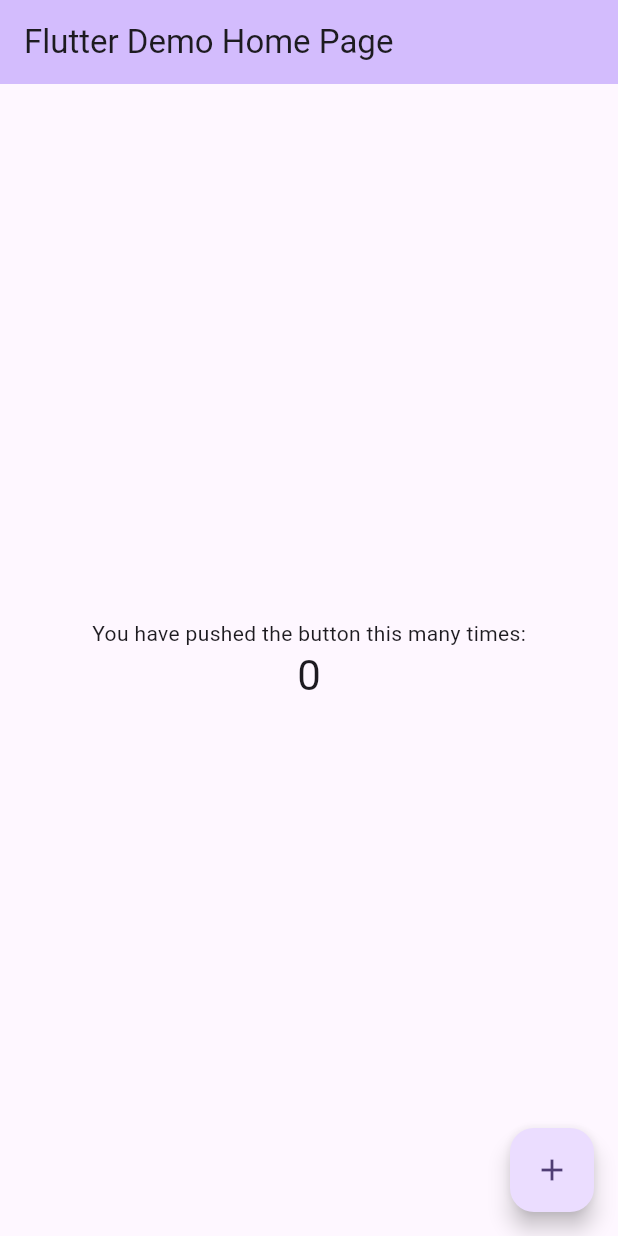
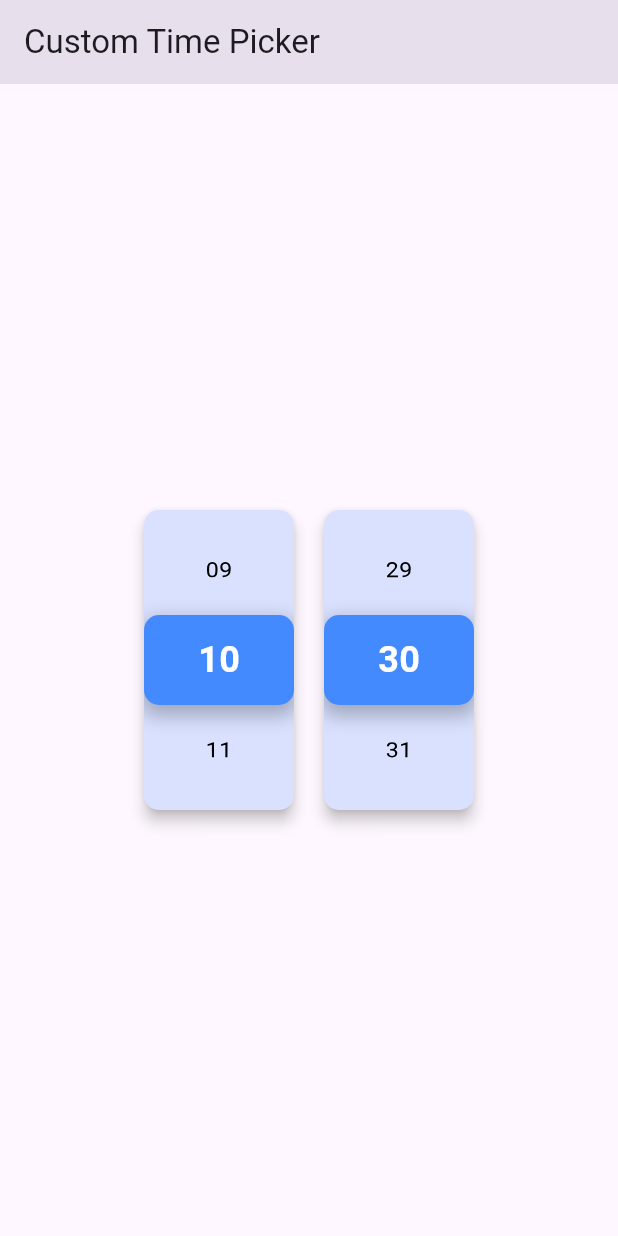
Before and after one commit to malerco/Custom-Time-Picker, a Flutter app: the screen it shows after launch, on a phone screen of 412 x 824 dp. Run offline on Flutter 3.47's test engine with Material 3 defaults, Android fonts, the phone set to English and light mode, and no system bars.

Commit message:
Added TimePickerWidget

```diff
--- a/lib/main.dart
+++ b/lib/main.dart
@@ -1,3 +1,4 @@
+import 'package:custom_time_picker/time_picker.dart';
 import 'package:flutter/material.dart';
 
 void main() {
@@ -11,115 +12,13 @@ class MyApp extends StatelessWidget {
   @override
   Widget build(BuildContext context) {
     return MaterialApp(
+      debugShowCheckedModeBanner: false,
       title: 'Flutter Demo',
       theme: ThemeData(
-        // This is the theme of your application.
-        //
-        // TRY THIS: Try running your application with "flutter run". You'll see
-        // the application has a purple toolbar. Then, without quitting the app,
-        // try changing the seedColor in the colorScheme below to Colors.green
-        // and then invoke "hot reload" (save your changes or press the "hot
-        // reload" button in a Flutter-supported IDE, or press "r" if you used
-        // the command line to start the app).
-        //
-        // Notice that the counter didn't reset back to zero; the application
-        // state is not lost during the reload. To reset the state, use hot
-        // restart instead.
-        //
-        // This works for code too, not just values: Most code changes can be
-        // tested with just a hot reload.
         colorScheme: ColorScheme.fromSeed(seedColor: Colors.deepPurple),
         useMaterial3: true,
       ),
-      home: const MyHomePage(title: 'Flutter Demo Home Page'),
+      home: TimePickerScreen(),
     );
   }
 }
-
-class MyHomePage extends StatefulWidget {
-  const MyHomePage({super.key, required this.title});
-
-  // This widget is the home page of your application. It is stateful, meaning
-  // that it has a State object (defined below) that contains fields that affect
-  // how it looks.
-
-  // This class is the configuration for the state. It holds the values (in this
-  // case the title) provided by the parent (in this case the App widget) and
-  // used by the build method of the State. Fields in a Widget subclass are
-  // always marked "final".
-
-  final String title;
-
-  @override
-  State<MyHomePage> createState() => _MyHomePageState();
-}
-
-class _MyHomePageState extends State<MyHomePage> {
-  int _counter = 0;
-
-  void _incrementCounter() {
-    setState(() {
-      // This call to setState tells the Flutter framework that something has
-      // changed in this State, which causes it to rerun the build method below
-      // so that the display can reflect the updated values. If we changed
-      // _counter without calling setState(), then the build method would not be
-      // called again, and so nothing would appear to happen.
-      _counter++;
-    });
-  }
-
-  @override
-  Widget build(BuildContext context) {
-    // This method is rerun every time setState is called, for instance as done
-    // by the _incrementCounter method above.
-    //
-    // The Flutter framework has been optimized to make rerunning build methods
-    // fast, so that you can just rebuild anything that needs updating rather
-    // than having to individually change instances of widgets.
-    return Scaffold(
-      appBar: AppBar(
-        // TRY THIS: Try changing the color here to a specific color (to
-        // Colors.amber, perhaps?) and trigger a hot reload to see the AppBar
-        // change color while the other colors stay the same.
-        backgroundColor: Theme.of(context).colorScheme.inversePrimary,
-        // Here we take the value from the MyHomePage object that was created by
-        // the App.build method, and use it to set our appbar title.
-        title: Text(widget.title),
-      ),
-      body: Center(
-        // Center is a layout widget. It takes a single child and positions it
-        // in the middle of the parent.
-        child: Column(
-          // Column is also a layout widget. It takes a list of children and
-          // arranges them vertically. By default, it sizes itself to fit its
-          // children horizontally, and tries to be as tall as its parent.
-          //
-          // Column has various properties to control how it sizes itself and
-          // how it positions its children. Here we use mainAxisAlignment to
-          // center the children vertically; the main axis here is the vertical
-          // axis because Columns are vertical (the cross axis would be
-          // horizontal).
-          //
-          // TRY THIS: Invoke "debug painting" (choose the "Toggle Debug Paint"
-          // action in the IDE, or press "p" in the console), to see the
-          // wireframe for each widget.
-          mainAxisAlignment: MainAxisAlignment.center,
-          children: <Widget>[
-            const Text(
-              'You have pushed the button this many times:',
-            ),
-            Text(
-              '$_counter',
-              style: Theme.of(context).textTheme.headlineMedium,
-            ),
-          ],
-        ),
-      ),
-      floatingActionButton: FloatingActionButton(
-        onPressed: _incrementCounter,
-        tooltip: 'Increment',
-        child: const Icon(Icons.add),
-      ), // This trailing comma makes auto-formatting nicer for build methods.
-    );
-  }
-}
--- /dev/null
+++ b/lib/time_picker.dart
@@ -0,0 +1,105 @@
+import 'package:flutter/material.dart';
+
+class TimePickerScreen extends StatefulWidget {
+  @override
+  _TimePickerScreenState createState() => _TimePickerScreenState();
+}
+
+class _TimePickerScreenState extends State<TimePickerScreen> {
+  int selectedHour = DateTime.now().hour;
+  int selectedMinute = DateTime.now().minute;
+
+  @override
+  Widget build(BuildContext context) {
+    return Scaffold(
+      appBar: AppBar(title: Text("Custom Time Picker")),
+      body: Center(
+        child: Row(
+          mainAxisAlignment: MainAxisAlignment.center,
+          children: [
+            // Hour picker
+            _buildPicker(
+              itemCount: 24,
+              initialItem: selectedHour,
+              onSelectedItemChanged: (index) {
+                setState(() {
+                  selectedHour = index;
+                });
+              },
+            ),
+            SizedBox(width: 20),
+            // Minute picker
+            _buildPicker(
+              itemCount: 60,
+              initialItem: selectedMinute,
+              onSelectedItemChanged: (index) {
+                setState(() {
+                  selectedMinute = index;
+                });
+              },
+            ),
+          ],
+        ),
+      ),
+    );
+  }
+
+  Widget _buildPicker({
+    required int itemCount,
+    required int initialItem,
+    required ValueChanged<int> onSelectedItemChanged,
+  }) {
+    return Material(
+      elevation: 4.0,
+      borderRadius: BorderRadius.circular(10.0),
+      child: Container(
+        width: 100,
+        height: 200,
+        decoration: BoxDecoration(
+          color: Colors.blueAccent.withOpacity(0.2),
+          borderRadius: BorderRadius.circular(10),
+        ),
+        child: ListWheelScrollView.useDelegate(
+          controller: FixedExtentScrollController(initialItem: initialItem),
+          physics: FixedExtentScrollPhysics(),
+          itemExtent: 60,
+          onSelectedItemChanged: onSelectedItemChanged,
+          childDelegate: ListWheelChildBuilderDelegate(
+            builder: (context, index) {
+              bool isSelected = index == initialItem;
+              return AnimatedContainer(
+                duration: Duration(milliseconds: 300),
+                curve: Curves.easeInOut,
+                height: isSelected ? 80 : 60,
+                alignment: Alignment.center,
+                decoration: isSelected
+                    ? BoxDecoration(
+                  color: Colors.blueAccent,
+                  borderRadius: BorderRadius.circular(10),
+                  boxShadow: [
+                    BoxShadow(
+                      color: Colors.black26,
+                      blurRadius: 10,
+                      spreadRadius: 2,
+                      offset: Offset(0, 5),
+                    ),
+                  ],
+                )
+                    : null,
+                child: Text(
+                  index.toString().padLeft(2, '0'),
+                  style: TextStyle(
+                    fontSize: isSelected ? 24 : 16,
+                    fontWeight: isSelected ? FontWeight.bold : FontWeight.normal,
+                    color: isSelected ? Colors.white : Colors.black,
+                  ),
+                ),
+              );
+            },
+            childCount: itemCount,
+          ),
+        ),
+      ),
+    );
+  }
+}
```
Also changed, not shown: timepicker.gif (added), 1 other file.
